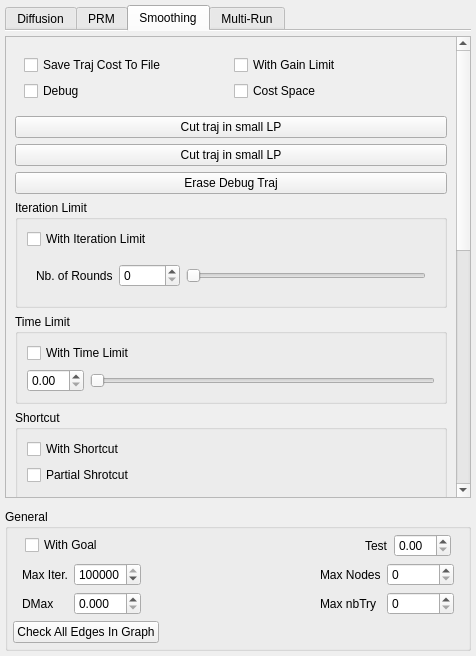
Before: the Qt Designer form src/move3d-qt-gui-libs/src/qtMainInterface/sideWidgets/qtMotionPlanner.ui in jmainpri/move3d-studio, drawn with Qt 5.
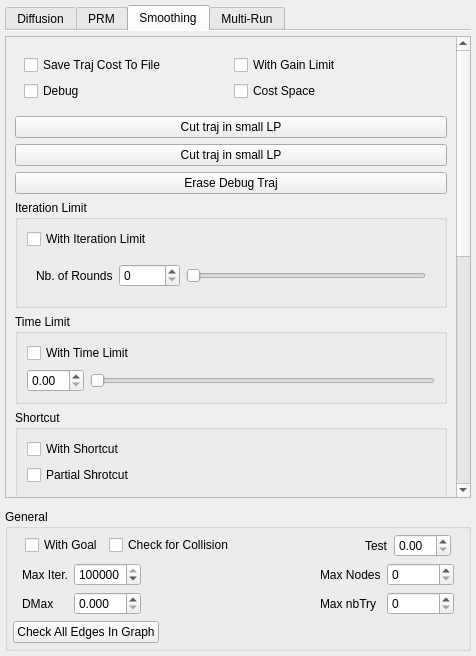
After: the same form once the commit is applied. The open tabs and pages were chosen to show the change.

Commit message: [move3d-qt-gui-libs] Fix the get node function, change planner names

```diff
--- a/src/move3d-qt-gui-libs/src/qtMainInterface/sideWidgets/qtMotionPlanner.ui
+++ b/src/move3d-qt-gui-libs/src/qtMainInterface/sideWidgets/qtMotionPlanner.ui
@@ -950,13 +950,6 @@
                      </widget>
                     </item>
                     <item row="1" column="1">
-                     <widget class="QCheckBox" name="checkBoxCheckCollision">
-                      <property name="text">
-                       <string>Check for Collision</string>
-                      </property>
-                     </widget>
-                    </item>
-                    <item row="2" column="1">
                      <widget class="QCheckBox" name="checkBoxShowExploration">
                       <property name="text">
                        <string>Show Exploration</string>
@@ -1274,6 +1267,13 @@
            </property>
           </widget>
          </item>
+         <item>
+          <widget class="QCheckBox" name="checkBoxCheckCollision">
+           <property name="text">
+            <string>Check for Collision</string>
+           </property>
+          </widget>
+         </item>
          <item>
           <spacer name="horizontalSpacer_3">
            <property name="orientation">
```
Left out of the diff: 8 changed lines with no effect on the pictures. The commit also changes 10 other files.
